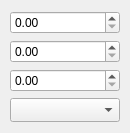
This is src/ECM_MainWindow/widget_segment_time_data.ui in dmherrington/ECM-Control-System as Qt 5 draws it before an edit. The edited form follows.
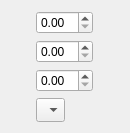
This is the edited form.

```diff
--- a/src/ECM_MainWindow/widget_segment_time_data.ui
+++ b/src/ECM_MainWindow/widget_segment_time_data.ui
@@ -14,100 +14,95 @@
    </rect>
   </property>
   <property name="sizePolicy">
-   <sizepolicy hsizetype="Fixed" vsizetype="Fixed">
+   <sizepolicy hsizetype="Preferred" vsizetype="Preferred">
     <horstretch>0</horstretch>
     <verstretch>0</verstretch>
    </sizepolicy>
   </property>
   <property name="minimumSize">
    <size>
-    <width>130</width>
-    <height>120</height>
+    <width>0</width>
+    <height>0</height>
    </size>
   </property>
   <property name="maximumSize">
    <size>
-    <width>130</width>
+    <width>134</width>
     <height>120</height>
    </size>
   </property>
   <property name="windowTitle">
    <string>Form</string>
   </property>
-  <layout class="QGridLayout" name="gridLayout">
-   <property name="sizeConstraint">
-    <enum>QLayout::SetFixedSize</enum>
+  <layout class="QFormLayout" name="formLayout">
+   <property name="fieldGrowthPolicy">
+    <enum>QFormLayout::FieldsStayAtSizeHint</enum>
    </property>
-   <property name="leftMargin">
-    <number>10</number>
+   <property name="labelAlignment">
+    <set>Qt::AlignCenter</set>
    </property>
-   <property name="rightMargin">
-    <number>10</number>
+   <property name="formAlignment">
+    <set>Qt::AlignHCenter|Qt::AlignTop</set>
    </property>
    <item row="0" column="0">
-    <layout class="QVBoxLayout" name="verticalLayout">
-     <property name="sizeConstraint">
-      <enum>QLayout::SetMinimumSize</enum>
-     </property>
-     <item>
       <widget class="QDoubleSpinBox" name="doubleSpinBox_voltage">
        <property name="sizePolicy">
-        <sizepolicy hsizetype="Fixed" vsizetype="Fixed">
+      <sizepolicy hsizetype="Minimum" vsizetype="Fixed">
          <horstretch>0</horstretch>
          <verstretch>0</verstretch>
         </sizepolicy>
        </property>
        <property name="minimumSize">
         <size>
-         <width>110</width>
+       <width>0</width>
          <height>0</height>
         </size>
        </property>
       </widget>
      </item>
-     <item>
+   <item row="1" column="0">
       <widget class="QDoubleSpinBox" name="doubleSpinBox_current">
        <property name="sizePolicy">
-        <sizepolicy hsizetype="Fixed" vsizetype="Fixed">
+      <sizepolicy hsizetype="Minimum" vsizetype="Fixed">
          <horstretch>0</horstretch>
          <verstretch>0</verstretch>
         </sizepolicy>
        </property>
        <property name="minimumSize">
         <size>
-         <width>110</width>
+       <width>0</width>
          <height>0</height>
         </size>
        </property>
       </widget>
      </item>
-     <item>
+   <item row="2" column="0">
       <widget class="QDoubleSpinBox" name="doubleSpinBox_duration">
        <property name="sizePolicy">
-        <sizepolicy hsizetype="Fixed" vsizetype="Fixed">
+      <sizepolicy hsizetype="Minimum" vsizetype="Fixed">
          <horstretch>0</horstretch>
          <verstretch>0</verstretch>
         </sizepolicy>
        </property>
        <property name="minimumSize">
         <size>
-         <width>110</width>
+       <width>0</width>
          <height>0</height>
         </size>
        </property>
       </widget>
      </item>
-     <item>
+   <item row="3" column="0">
       <widget class="QComboBox" name="comboBox">
        <property name="sizePolicy">
-        <sizepolicy hsizetype="Fixed" vsizetype="Fixed">
+      <sizepolicy hsizetype="Minimum" vsizetype="Fixed">
          <horstretch>0</horstretch>
          <verstretch>0</verstretch>
         </sizepolicy>
        </property>
        <property name="minimumSize">
         <size>
-         <width>110</width>
+       <width>0</width>
          <height>0</height>
         </size>
        </property>
@@ -118,8 +113,6 @@
         <number>0</number>
        </property>
       </widget>
-     </item>
-    </layout>
    </item>
   </layout>
  </widget>
```
Lines whose indentation alone changed are shown as unchanged.
